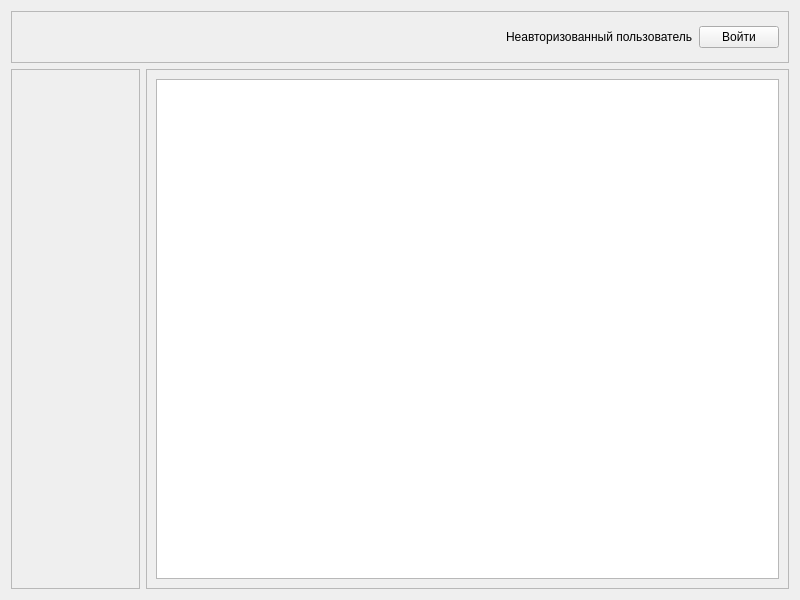
First picture: the form in shoes-main/form.ui, repository dcherep/shoes, before the edit.
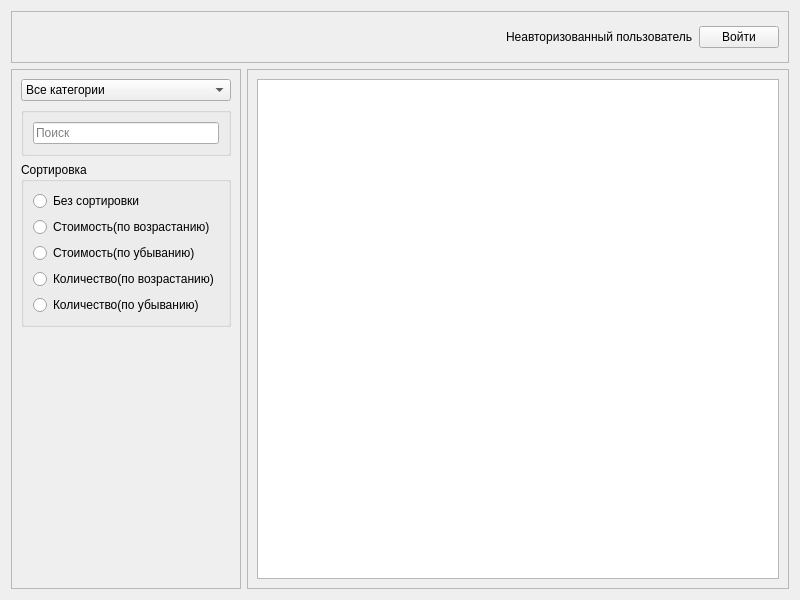
Second picture: the form after the edit.

Diff of the .ui file:
```diff
--- a/shoes-main/form.ui
+++ b/shoes-main/form.ui
@@ -13,7 +13,7 @@
   <property name="windowTitle">
    <string>Widget</string>
   </property>
-  <layout class="QGridLayout" name="gridLayout" rowstretch="1,10" columnstretch="1,0,5">
+  <layout class="QGridLayout" name="gridLayout" rowstretch="1,10" columnstretch="2,0,5">
    <item row="1" column="1" colspan="2">
     <widget class="QFrame" name="frame_3">
      <property name="frameShape">
@@ -44,6 +44,90 @@
      <property name="frameShadow">
       <enum>QFrame::Shadow::Raised</enum>
      </property>
+     <layout class="QVBoxLayout" name="verticalLayout">
+      <item>
+       <widget class="QComboBox" name="comboBox">
+        <item>
+         <property name="text">
+          <string>Все категории</string>
+         </property>
+        </item>
+       </widget>
+      </item>
+      <item>
+       <widget class="QGroupBox" name="groupBox">
+        <property name="title">
+         <string/>
+        </property>
+        <layout class="QVBoxLayout" name="verticalLayout_2">
+         <item>
+          <widget class="QLineEdit" name="lineEdit">
+        <property name="placeholderText">
+         <string>Поиск </string>
+        </property>
+          </widget>
+         </item>
+        </layout>
+       </widget>
+      </item>
+      <item>
+       <widget class="QGroupBox" name="groupBox_2">
+        <property name="title">
+         <string>Сортировка</string>
+        </property>
+        <layout class="QVBoxLayout" name="verticalLayout_3">
+         <item>
+          <widget class="QRadioButton" name="radioButton">
+           <property name="text">
+            <string>Без сортировки</string>
+           </property>
+          </widget>
+         </item>
+         <item>
+          <widget class="QRadioButton" name="radioButton_2">
+           <property name="text">
+            <string>Стоимость(по возрастанию)</string>
+           </property>
+          </widget>
+         </item>
+         <item>
+          <widget class="QRadioButton" name="radioButton_3">
+           <property name="text">
+            <string>Стоимость(по убыванию)</string>
+           </property>
+          </widget>
+         </item>
+         <item>
+          <widget class="QRadioButton" name="radioButton_4">
+           <property name="text">
+            <string>Количество(по возрастанию)</string>
+           </property>
+          </widget>
+         </item>
+         <item>
+          <widget class="QRadioButton" name="radioButton_5">
+           <property name="text">
+            <string>Количество(по убыванию)</string>
+           </property>
+          </widget>
+         </item>
+        </layout>
+       </widget>
+      </item>
+      <item>
+       <spacer name="verticalSpacer">
+        <property name="orientation">
+         <enum>Qt::Orientation::Vertical</enum>
+        </property>
+        <property name="sizeHint" stdset="0">
+         <size>
+          <width>20</width>
+          <height>40</height>
+         </size>
+        </property>
+       </spacer>
+      </item>
+     </layout>
     </widget>
    </item>
    <item row="0" column="0" colspan="3">
```
